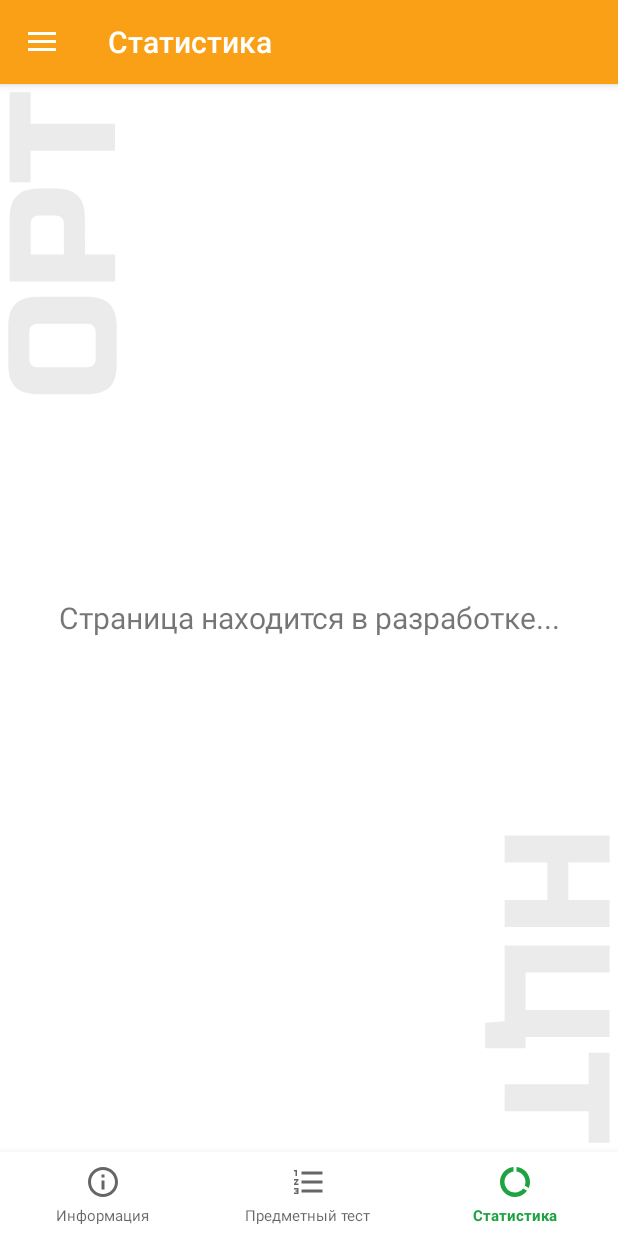
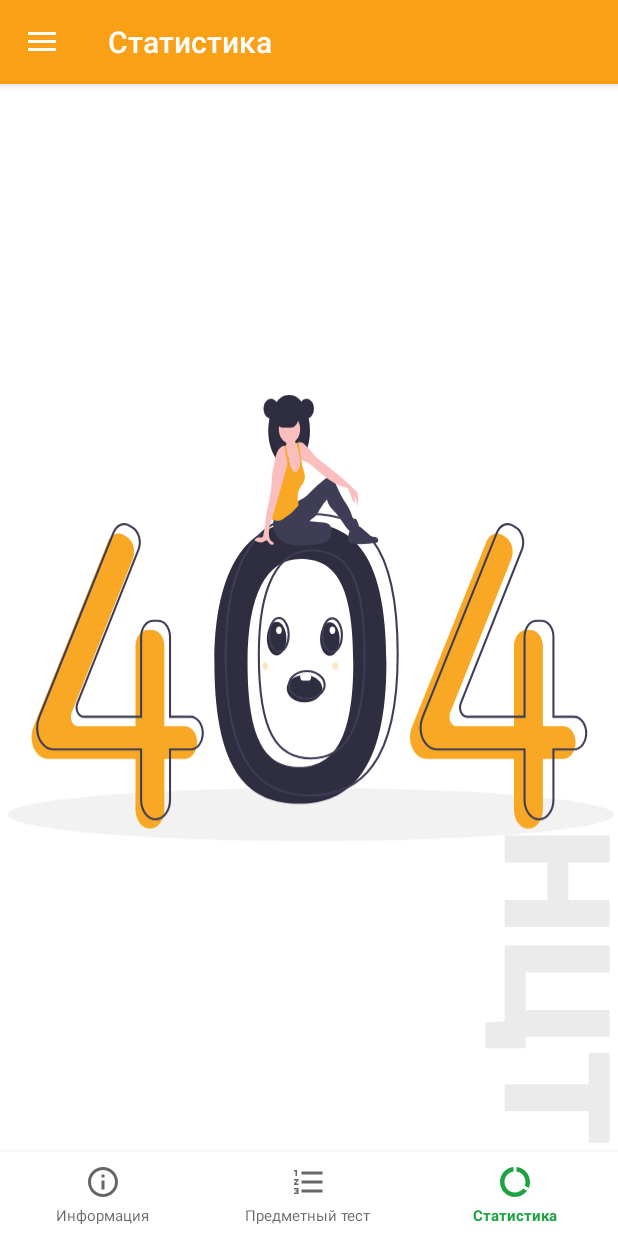
Before and after one commit to altynbek-y/ort_nct_education_app, an Android app: the MainActivity screen opened directly, with no data from a screen before it, item 3 of the bottom bar chosen, on a phone screen of 412 x 824 dp. Run offline under Robolectric (Android 15) with nearby library versions, the phone set to English and light mode, and no system bars; our stand-ins replace Room's generated code.

Commit message:
Fixed setting of toolbar title, placed a proper image in layouts that are still in development

```diff
--- a/app/src/main/java/neobis/project/iman_augustine/ort_nct/ui/main/MainActivity.java
+++ b/app/src/main/java/neobis/project/iman_augustine/ort_nct/ui/main/MainActivity.java
@@ -45,16 +45,12 @@ import neobis.project.iman_augustine.ort_nct.ui.settings.SettingsActivity;
     public class MainActivity extends AppCompatActivity implements Contract.MainContract {
 
         // Global variables
-        private final int[] titlesResId = {R.string.information, R.string.practice_test, R.string.statistics_title};
-
         private FragmentAdapter fragmentAdapter;
         private CustomViewPager viewPager;
-
-        // private MenuItem prevMenuItem;
+        private BottomNavigationView bottomNav;
         private DrawerLayout mDrawerLayout;
         private ActionBarDrawerToggle toggle;
         private LoadingDialog loadingDialog;
-        private SharedPreferencesSingleton shared;
 
         // Shared preferences
         private SharedPreferences sharedPreferences;
@@ -88,22 +84,27 @@ import neobis.project.iman_augustine.ort_nct.ui.settings.SettingsActivity;
         private final BottomNavigationView.OnNavigationItemSelectedListener navListener =
                 item -> {
                     switch (item.getItemId()) {
-                        // About test information
+
                         case R.id.info:
                             viewPager.setCurrentItem(0);
-                            Objects.requireNonNull(getSupportActionBar()).setTitle(titlesResId[0]); // Sets title
+                            Objects.requireNonNull(getSupportActionBar()).setTitle(
+                                    bottomNav.getMenu().findItem(R.id.info).getTitle()
+                            );
                             break;
-                        // Test fragment
+
                         case R.id.diag_test:
                             viewPager.setCurrentItem(1);
-                            Objects.requireNonNull(getSupportActionBar()).setTitle(titlesResId[1]); // Sets title
+                            Objects.requireNonNull(getSupportActionBar()).setTitle(
+                                    bottomNav.getMenu().findItem(R.id.diag_test).getTitle()
+                            );
                             break;
-                        // Test statistics fragment
+
                         case R.id.statistics:
                             viewPager.setCurrentItem(2);
-                            Objects.requireNonNull(getSupportActionBar()).setTitle(titlesResId[2]); // Sets title
+                            Objects.requireNonNull(getSupportActionBar()).setTitle(
+                                    bottomNav.getMenu().findItem(R.id.statistics).getTitle()
+                            );
                             break;
-
                     }
                     return true;
                 };
@@ -147,14 +148,13 @@ import neobis.project.iman_augustine.ort_nct.ui.settings.SettingsActivity;
             NavigationView navigationView = findViewById(R.id.navigationView);
             navigationView.setNavigationItemSelectedListener(navigationItemSelectedListener);
 
-            // navigationView.getMenu().getItem(1).setChecked(true);
             mDrawerLayout = findViewById(R.id.drawer);
             toggle = new ActionBarDrawerToggle(this, mDrawerLayout, R.string.open, R.string.close);
             mDrawerLayout.addDrawerListener(toggle);
             toggle.syncState();
 
             // Find the view pager that will allow the user to swipe between fragments
-            BottomNavigationView bottomNav = findViewById(R.id.bottom_navigation);
+            bottomNav = findViewById(R.id.bottom_navigation);
             viewPager = findViewById(R.id.viewPagerAppActivity);
 
             fragmentAdapter = new FragmentAdapter(getSupportFragmentManager());
@@ -168,8 +168,8 @@ import neobis.project.iman_augustine.ort_nct.ui.settings.SettingsActivity;
             bottomNav.setLabelVisibilityMode(LabelVisibilityMode.LABEL_VISIBILITY_LABELED);
             bottomNav.setOnNavigationItemSelectedListener(navListener);
 
-            // Initial state
-            Objects.requireNonNull(getSupportActionBar()).setTitle(titlesResId[0]); // Sets toolbar title
+            // Set initial toolbar title
+            Objects.requireNonNull(getSupportActionBar()).setTitle(bottomNav.getMenu().findItem(R.id.info).getTitle());
         }
 
         // On options item selected
--- a/app/src/main/res/layout/fragment_statistics.xml
+++ b/app/src/main/res/layout/fragment_statistics.xml
@@ -10,6 +10,7 @@
     <RelativeLayout
         android:layout_width="match_parent"
         android:layout_height="match_parent">
+
     <androidx.recyclerview.widget.RecyclerView
         android:id="@+id/statistics_list"
         android:layout_width="match_parent"
@@ -20,6 +21,7 @@
         android:layout_alignParentLeft="true"
         android:layout_alignParentEnd="true"
         android:visibility="gone"/>
+
     <TextView
         android:id="@+id/textView"
         android:text="@string/statistics_empty_text"
@@ -33,24 +35,25 @@
         android:layout_height="wrap_content"
         android:visibility="gone"/>
 
-        <TextView
-            android:text="Страница находится в разработке..."
-            android:textSize="20dp"
-            android:layout_alignParentLeft="true"
+        <ImageView
+            android:layout_width="100dp"
+            android:layout_height="100dp"
+            android:layout_alignParentStart="true"
             android:layout_alignParentTop="true"
-            android:layout_alignParentRight="true"
+            android:layout_alignParentEnd="true"
             android:layout_alignParentBottom="true"
             android:gravity="center"
-            android:layout_width="wrap_content"
-            android:layout_height="wrap_content" />
+            android:src="@drawable/ic_error_404"
+            android:text="@string/screen_in_development" />
 
         <ImageView
             android:layout_width="wrap_content"
             android:layout_height="wrap_content"
+            android:layout_alignParentStart="true"
             android:layout_alignParentTop="true"
-            android:layout_alignParentStart="true"
+            android:layout_marginStart="5dp"
             android:layout_marginTop="5dp"
-            android:layout_marginStart="5dp"
+            android:visibility="gone"
             app:srcCompat="@drawable/ic_ort_label" />
 
         <ImageView
--- a/app/src/main/res/layout/fragment_subjects_list.xml
+++ b/app/src/main/res/layout/fragment_subjects_list.xml
@@ -43,6 +43,7 @@
             android:layout_alignParentStart="true"
             android:layout_marginTop="5dp"
             android:layout_marginStart="5dp"
+            android:visibility="gone"
             app:srcCompat="@drawable/ic_ort_label" />
 
         <ImageView
--- a/app/src/main/res/values/strings.xml
+++ b/app/src/main/res/values/strings.xml
@@ -52,4 +52,5 @@
     <string name="project_info_ru">\tПриложение ОРТ и НЦТ предназначено для подготовки к тестированию ОРТ и НЦТ учеников средних школ Кыргызской Республики. Приложение включает все необходимое для подготовки к тестированию, например учебные материалы, статистика тестов, а также простой интерфейс тестов. Для хорошей подготовки включен показ правильного варианта ответа, имеется таймер показывающий оставшееся время. Приложение ОРТ и НЦТ не является абсолютно эффективным средством подготовки, поэтому советуется посещать официальные сайты и центры подготовки и тестирования ОРТ и НЦТ.</string>
     <string name="project_info_kg">\t"ОРТ и НЦТ" тиркемеси Кыргыз Республикасынын орто мектептеринин окуучуларын ОРТ жана НЦТ тестирлөөгө даярдоо үчүн иштелип чыккан. Тиркеме тестирлөөгө даярданууга керектүү нерселердин бардыгын камтыйт, мисалы, окуу материалдары, тест статистикасы жана жөнөкөй тест интерфейси. Жакшы даярдануу үчүн туура жооптун дисплейи камтылган, калган убакытты көрсөтүүчү таймер бар. Бул тиркеме таптакыр эффективдүү окуу куралы эмес, ошондуктан ОРТ жана НЦТин расмий веб-сайттарына жана окуу жана тестирлөө борборлоруна баруу сунушталат.</string>
     <string name="sorry_for_inconvience_absent_test">Извините за неудобство, тест по этому предмету пока отсутствует</string>
+    <string name="screen_in_development">Страница находится в разработке...</string>
 </resources>
```
Also changed, not shown: app/src/main/res/layout/fragment_information.xml (+11 -10 lines), 1 other file.
